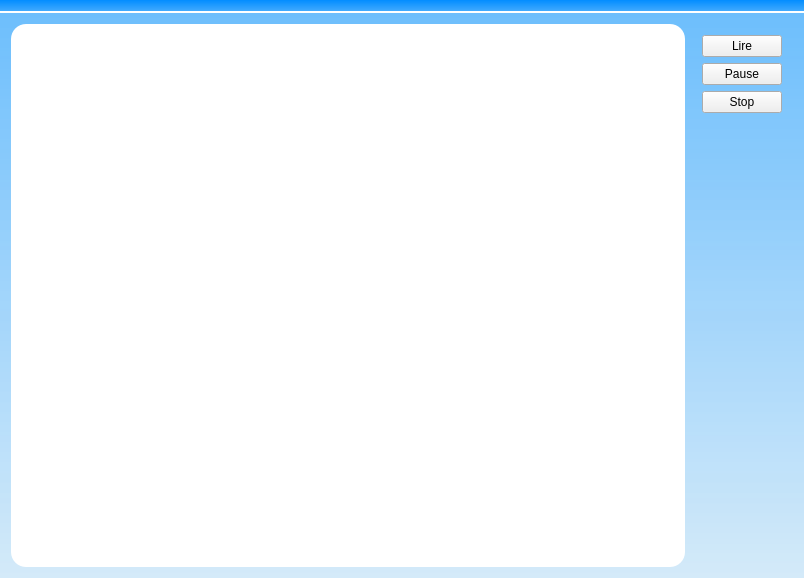
Qt form mainwindow.ui (Txikilinux/abuledu-minitexte) before a commit.
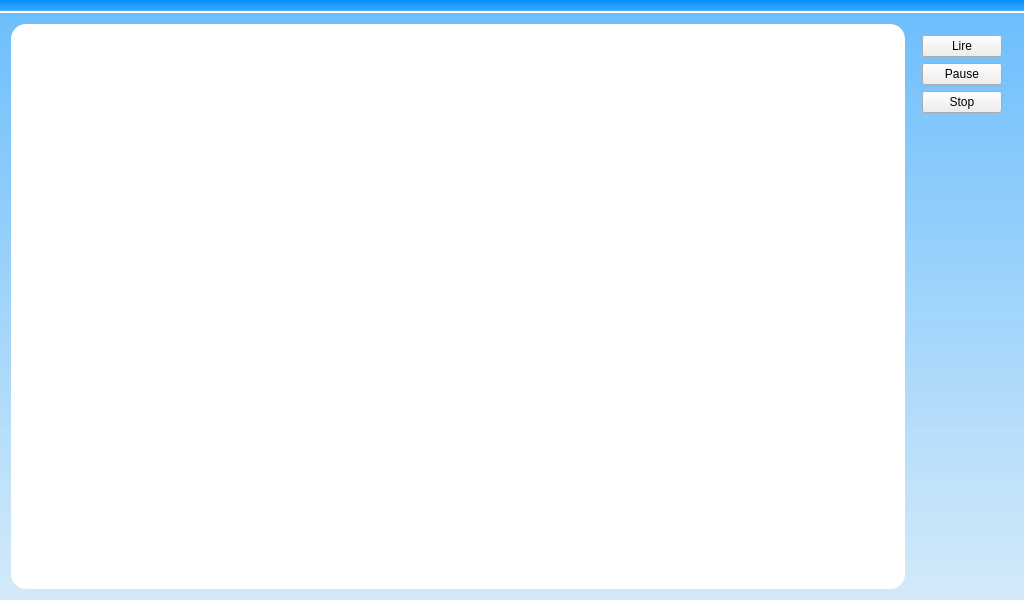
The same form after that commit.

Commit message: Taille par défaut à la construction --> 1024x600

What changed in the file:
```diff
--- a/mainwindow.ui
+++ b/mainwindow.ui
@@ -6,8 +6,8 @@
    <rect>
     <x>0</x>
     <y>0</y>
-    <width>804</width>
-    <height>578</height>
+    <width>1024</width>
+    <height>600</height>
    </rect>
   </property>
   <property name="windowTitle">
```
The commit also changes 1 other file.
